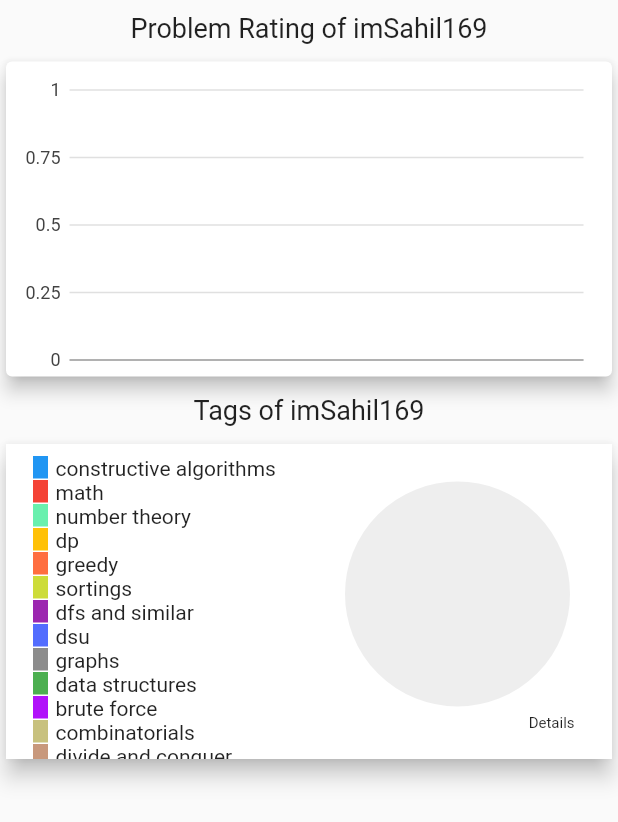
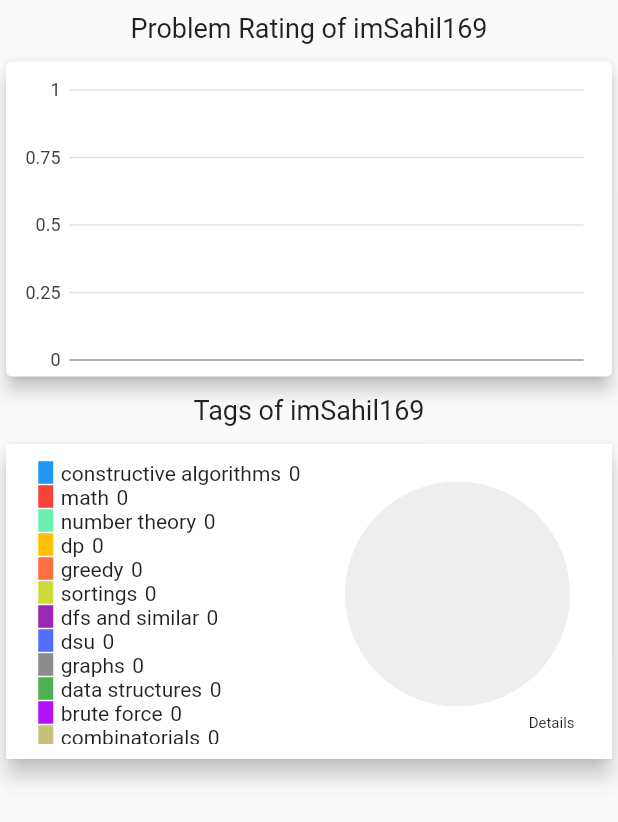
Before and after one commit to sk25469/Codeforces_Visualizer, a Flutter app: what _buildCharts() shows on an empty page, opened directly with empty values, on a phone screen of 412 x 824 dp. Shown: the top 822 px of the screen. Run offline on Flutter 3.47's test engine with Material 2 defaults, Android fonts, the phone set to English and light mode, and no system bars; our stand-ins replace charts_flutter, dio, retrofit, titled_navigation_bar; generated files the repository leaves out were written again; network calls fail.

Commit message:
resolved that parentdata error

```diff
--- a/lib/models/problem_detail_by_tags.dart
+++ b/lib/models/problem_detail_by_tags.dart
@@ -2,7 +2,7 @@ import 'dart:ui';
 
 import 'package:charts_flutter/flutter.dart' as charts;
 
-class ProblemDetailByTags {
+class ProblemDetailByTags implements Comparable {
   final String tag;
   final int quesCnt;
   final charts.Color color;
@@ -10,4 +10,13 @@ class ProblemDetailByTags {
   ProblemDetailByTags(this.quesCnt, this.tag, Color color)
       : color = charts.Color(
             r: color.red, g: color.green, b: color.blue, a: color.alpha);
+
+  @override
+  int compareTo(other) {
+    if (quesCnt < other.quesCnt) {
+      return 1;
+    }
+
+    return 0;
+  }
 }
--- a/lib/repository/retrofit/api_client.dart
+++ b/lib/repository/retrofit/api_client.dart
@@ -7,7 +7,6 @@ part 'api_client.g.dart';
 
 @RestApi(baseUrl: "https://codeforces.com/api/")
 abstract class ApiClient {
-  // static const String userName = "";
   factory ApiClient(Dio dio, {String baseUrl}) = _ApiClient;
 
   @GET(Apis.contests)
--- a/lib/screens/user_info_screen.dart
+++ b/lib/screens/user_info_screen.dart
@@ -42,32 +42,41 @@ FutureBuilder<ProblemResponseData> _buildBody(BuildContext context) {
   );
 }
 
+List<accepted_problem.Problem> _getACProblems(ProblemResponseData? posts) {
+  List<accepted_problem.Problem> problemData = [];
+  for (int i = 0; i < posts!.result.length; i++) {
+    if (posts!.result[i]['verdict'] == 'OK') {
+      List<String> problemTags = [];
+      for (int j = 0; j < posts.result[i]['problem']['tags'].length; j++) {
+        problemTags.add(posts.result[i]['problem']['tags'][j]);
+      }
+      problemData.add(accepted_problem.Problem(
+          programmingLanguage: posts!.result[i]['programmingLanguage'],
+          rating: posts.result[i]['problem']['rating'],
+          tags: problemTags,
+          verdict: posts.result[i]['verdict']));
+    }
+  }
+
+  return problemData;
+}
+
 class _buildCharts extends StatelessWidget {
   final ProblemResponseData? posts;
   _buildCharts(this.posts);
 
   @override
   Widget build(BuildContext context) {
-    List<accepted_problem.Problem> problemData = [];
-    for (int i = 0; i < posts!.result.length; i++) {
-      if (posts!.result[i]['verdict'] == 'OK') {
-        List<String> problemTags = [];
-        for (int j = 0; j < posts!.result[i]['problem']['tags'].length; j++) {
-          problemTags.add(posts!.result[i]['problem']['tags'][j]);
-        }
-        problemData.add(accepted_problem.Problem(
-            programmingLanguage: posts!.result[i]['programmingLanguage'],
-            rating: posts!.result[i]['problem']['rating'],
-            tags: problemTags,
-            verdict: posts!.result[i]['verdict']));
-      }
-    }
+    List<accepted_problem.Problem> problemData = _getACProblems(posts);
+
     List<ProblemDetailByRating> ratingData =
         ProblemData(problemData).getProblemDetailsByRating();
     List<ProblemDetailByTags> tagData =
         ProblemData(problemData).getProblemDetailsByTags();
 
     ratingData.sort((a, b) => a.compareTo(b));
+
+    tagData.sort((a, b) => a.compareTo(b));
 
     var barChart = charts.BarChart(
       ProblemRatingSeries(ratingData).getSeries(),
@@ -78,6 +87,7 @@ class _buildCharts extends StatelessWidget {
       ProblemTopicSeries(tagData).getSeries(),
       animate: true,
     );
+
     return Column(
       children: [
         const Padding(
--- a/lib/widgets/pie_chart.dart
+++ b/lib/widgets/pie_chart.dart
@@ -34,13 +34,13 @@ class PieChart extends StatelessWidget {
                   child: chartType,
                 ),
               ),
-              SingleChildScrollView(
-                child: Padding(
-                  padding: const EdgeInsets.all(8.0),
-                  child: Positioned(
-                    top: 20,
-                    bottom: 20.0,
-                    left: 10.0,
+              Positioned(
+                top: 10,
+                bottom: 10.0,
+                left: 10.0,
+                child: SingleChildScrollView(
+                  child: Padding(
+                    padding: const EdgeInsets.all(1.5),
                     child: Column(
                       crossAxisAlignment: CrossAxisAlignment.start,
                       children: legendsList(tagData),
@@ -66,9 +66,15 @@ class PieChart extends StatelessWidget {
 
 List<Widget> legendsList(List<ProblemDetailByTags> tagData) {
   List<Tag> tagColor = [];
-  TagColors.colors.forEach((tag, color) {
-    tagColor.add(Tag(color, tag));
-  });
+  TagColors.colors.forEach(
+    (tag, color) {
+      tagColor.add(Tag(color, tag));
+    },
+  );
+  for (int i = 0; i < tagData.length; i++) {
+    print(
+        'Tag name ${tagData[i].tag} \n No. of questions : ${tagData[i].quesCnt}');
+  }
   return tagColor.map(
     (value) {
       return Row(
@@ -83,11 +89,13 @@ List<Widget> legendsList(List<ProblemDetailByTags> tagData) {
           ),
           Container(width: 5.0),
           Text(value.tag),
-          // Container(width: 5.0),
-          // Text(tagData
-          //     .firstWhere((element) => value.tag == element.tag)
-          //     .quesCnt
-          //     .toString()),
+          Container(width: 5.0),
+          Text(tagData.indexWhere((element) => element.tag == value.tag) != -1
+              ? tagData[
+                      tagData.indexWhere((element) => element.tag == value.tag)]
+                  .quesCnt
+                  .toString()
+              : "0")
         ],
       );
     },
```
